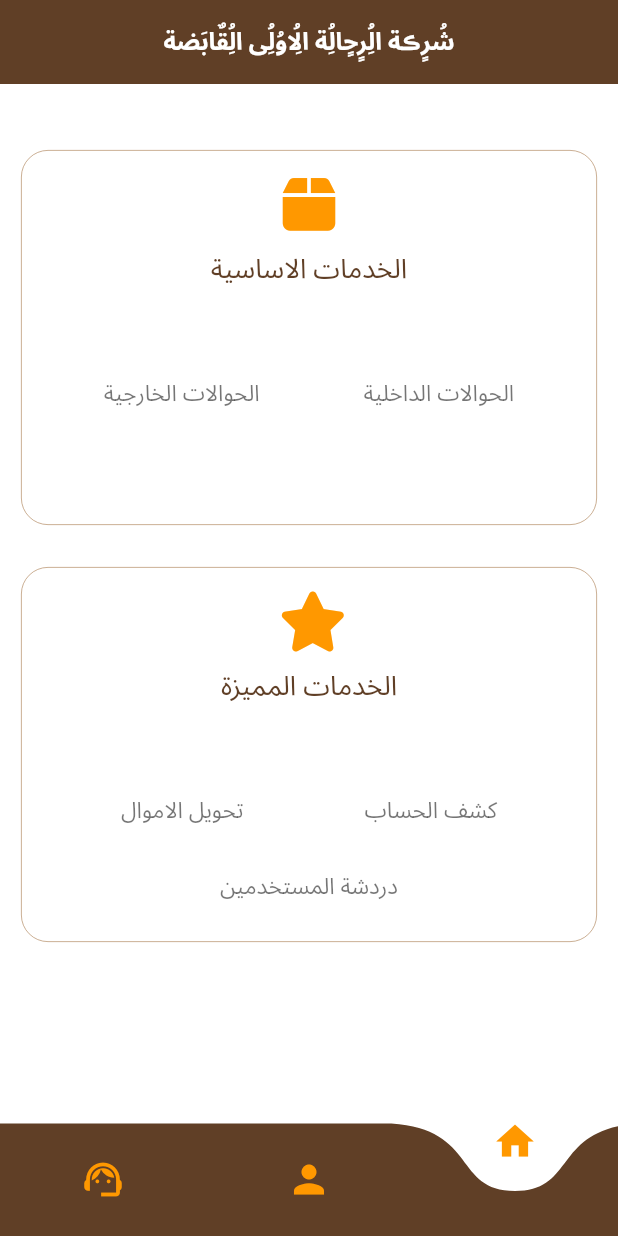
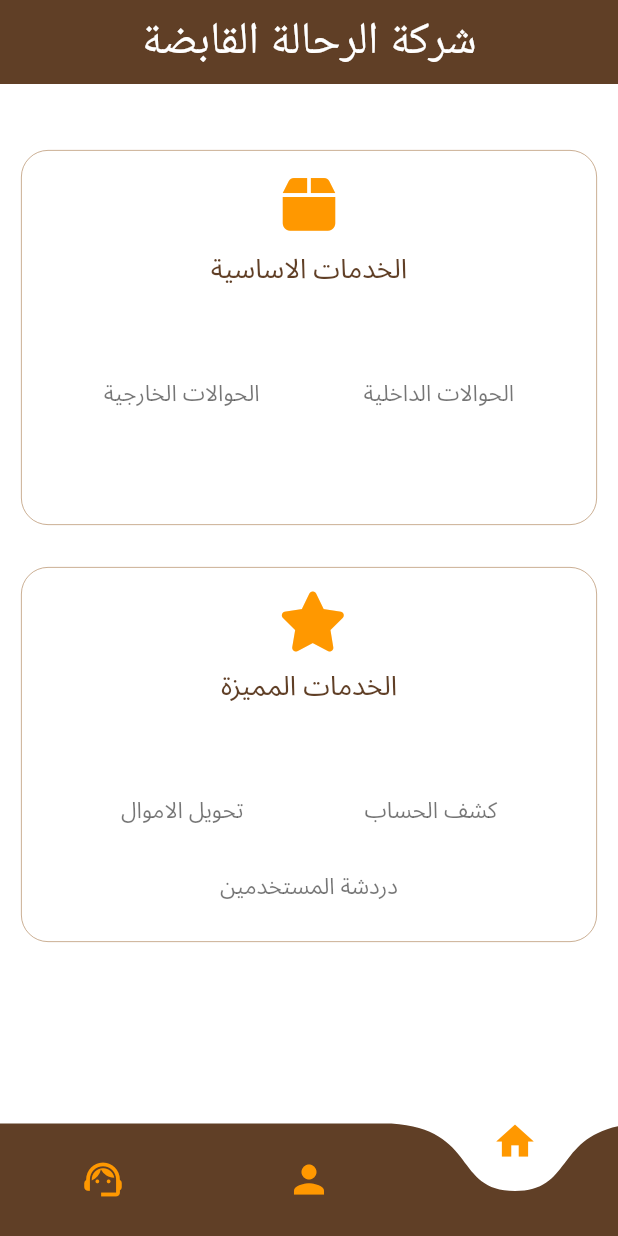
Before and after one commit to Alkhazali218/alrahaala_min, a Flutter app: the homeView screen opened by its route, on a phone screen of 412 x 824 dp. Run offline on Flutter 3.47's test engine with Material 3 defaults, Android fonts, the phone set to English and light mode, and no system bars; drawn by our look-alikes of curved_navigation_bar; our stand-ins replace cloud_firestore, firebase_auth, firebase_core, firebase_messaging, flutter_bloc, font_awesome_flutter and 5 more; accounts and stored records are empty; network calls fail; Roboto replaces fonts that are missing (decotype); key blocks and very long unbroken strings in the code were emptied for the run.

Commit message:
Edit Ui  finash

```diff
--- a/lib/features/chat/Presentation/widgets/text_field_chat.dart
+++ b/lib/features/chat/Presentation/widgets/text_field_chat.dart
@@ -39,9 +39,6 @@ class bodyCustomChat extends StatelessWidget {
         Padding(
           padding: const EdgeInsets.all(8.0),
           child: TextField(
-            keyboardType: TextInputType.multiline,
-            minLines: 1,
-            maxLines: 5,
             controller: controller,
             decoration: InputDecoration(
               hintText: 'Send Message',
--- a/lib/features/home/Presentation/home_view.dart
+++ b/lib/features/home/Presentation/home_view.dart
@@ -1,5 +1,4 @@
 import 'package:alrahaala/core/utils/helper/constant.dart';
-import 'package:alrahaala/core/utils/helper/thems.dart';
 import 'package:alrahaala/features/screen/Presentation/screen_view.dart';
 import 'package:alrahaala/features/support/Presentation/support_view.dart';
 import 'package:alrahaala/features/user/Presentation/user_view.dart';
@@ -33,9 +32,13 @@ final screen = const [
       appBar: AppBar(
         automaticallyImplyLeading: false,
         backgroundColor: kcolor,
-        title: Text(
-          'شُرٍڪة الُِرٍحٍالُِة الُِاوُلُِى الُِقٌابَضة',
-          style: googleFont30.copyWith(fontSize: 16, color: kprimaryColor,fontWeight: FontWeight.bold),
+        title:const Text(
+          'شركة الرحالة القابضة',
+          style: TextStyle(
+            color: kprimaryColor,
+            fontSize: 30,
+            fontFamily: 'decotype',
+          )
         ),
         centerTitle: true,
       ),
--- a/lib/features/login/Presentation/widgets/login_view_body.dart
+++ b/lib/features/login/Presentation/widgets/login_view_body.dart
@@ -1,3 +1,4 @@
+import 'package:alrahaala/core/Notification/notification_messages.dart';
 import 'package:alrahaala/core/utils/helper/constant.dart';
 import 'package:alrahaala/core/utils/helper/thems.dart';
 import 'package:alrahaala/cubit/Auth%20cubit/Auth_cubit.dart';
@@ -33,6 +34,7 @@ class LoginViewBody extends StatelessWidget {
         }
         if (state is AuthSucess) {
           BlocProvider.of<ChatCubit>(context).getMessage();
+          NotificationMessages.getToken();
           Navigator.pushNamed(context, homeView.id);
           isLoading = false;
         }
--- a/lib/features/next ex/Presentation/widgets/next_ex_view_body.dart
+++ b/lib/features/next ex/Presentation/widgets/next_ex_view_body.dart
@@ -1,3 +1,4 @@
+import 'package:alrahaala/features/home/Presentation/home_view.dart';
 import 'package:alrahaala/features/login/Presentation/widgets/text_from_filed_item.dart';
 import 'package:alrahaala/features/next/Presentation/widgets/check_item.dart';
 import 'package:alrahaala/features/stack%20user%20basic/Presentation/stack_user_view_basic.dart';
@@ -85,7 +86,7 @@ const NextExViewBody({super.key});
               ),
               const SizedBox(width: 10),
               CheckItem(
-                onTap: () => Navigator.pushNamed(context,StackUserViewBasic.id),
+                onTap: () => Navigator.pushNamed(context,homeView.id),
                 textCheckItem: 'الغاء الامر',
               ),
             ],
--- a/lib/features/next/Presentation/widgets/next_view_body.dart
+++ b/lib/features/next/Presentation/widgets/next_view_body.dart
@@ -1,3 +1,4 @@
+import 'package:alrahaala/features/home/Presentation/home_view.dart';
 import 'package:alrahaala/features/login/Presentation/widgets/text_from_filed_item.dart';
 import 'package:alrahaala/features/next/Presentation/widgets/check_item.dart';
 import 'package:alrahaala/features/stack%20user%20basic/Presentation/stack_user_view_basic.dart';
@@ -56,7 +57,7 @@ class nextViewBody extends StatelessWidget {
               const SizedBox(width: 10),
               CheckItem(
                 onTap: () =>
-                    Navigator.pushNamed(context, StackUserViewBasic.id),
+                    Navigator.pushNamed(context, homeView.id),
                 textCheckItem: 'الغاء الامر',
               ),
             ],
```
Also changed, not shown: lib/core/utils/local NetWork/local_netWork.dart (added, +32 -0 lines), lib/features/splash/Presentation/on_boarding_model.dart (+11 -11 lines), lib/features/splash/Presentation/plash_view_body.dart (+11 -4 lines), lib/main.dart (+5 -13 lines), pubspec.yaml (+4 -4 lines), fonts/arfonts-decotype-thuluth-ii.ttf (added).
